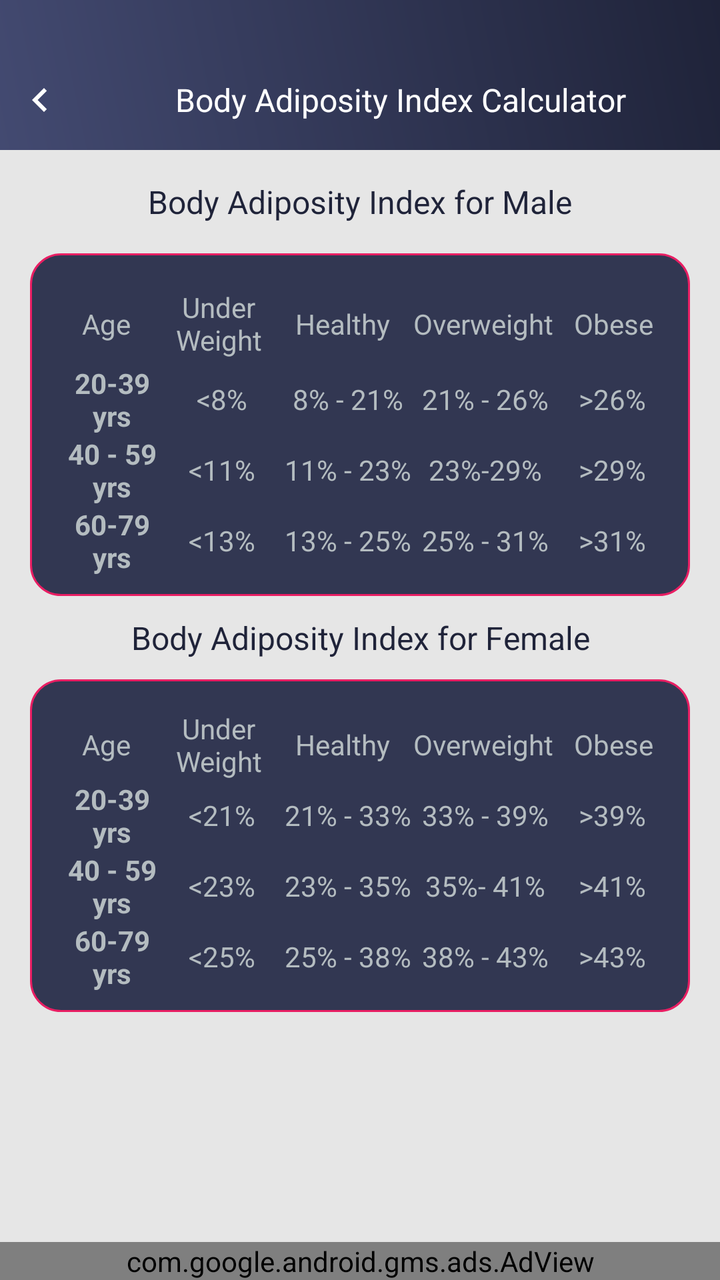
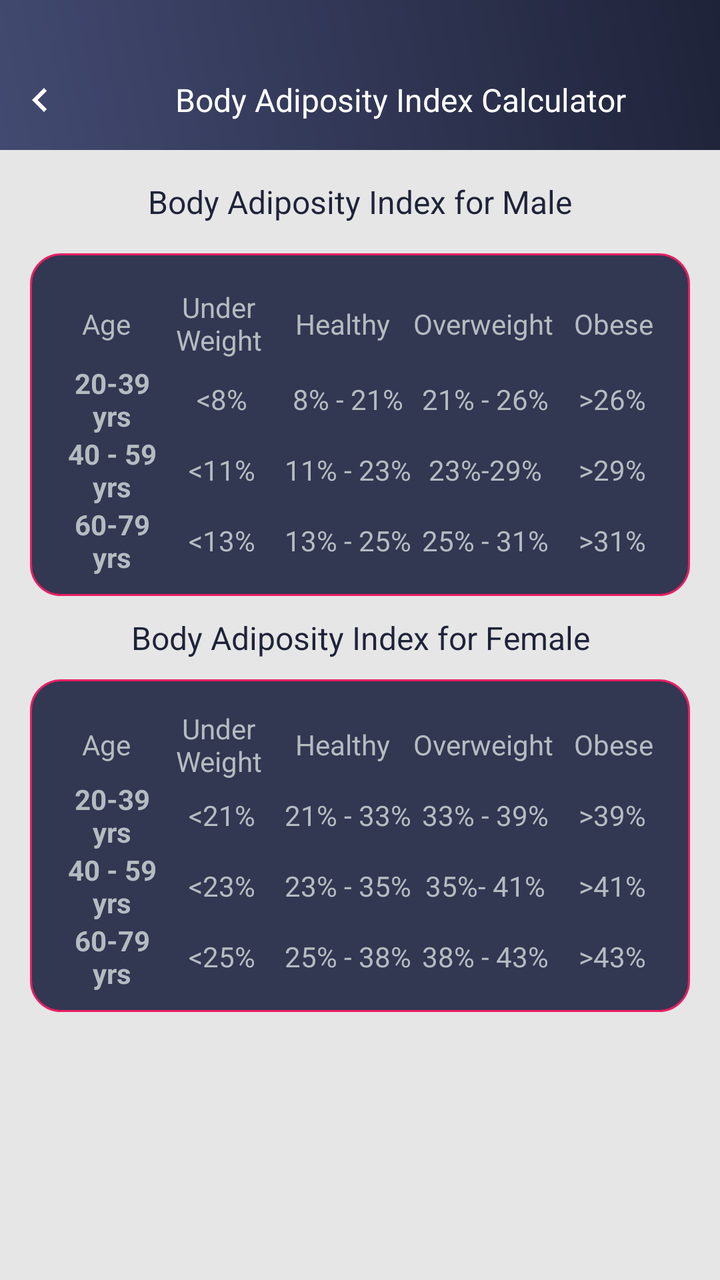

Compare the two renders of this Android layout. The source of the first and the diff that turns it into the second are given below.
<!-- AndroidManifest.xml: application theme AppTheme -->
<!-- res/layout/body_adiposity_index_chart.xml -->
<?xml version="1.0" encoding="utf-8"?>
<RelativeLayout xmlns:android="http://schemas.android.com/apk/res/android"
    xmlns:aapt="http://schemas.android.com/aapt"
    xmlns:app="http://schemas.android.com/apk/res-auto"
    android:layout_width="match_parent"
    android:layout_height="match_parent"
    android:background="@color/gray_color"
    android:orientation="vertical">

    <RelativeLayout
        android:id="@+id/rela1"
        android:background="@drawable/a1_grad"
        android:layout_width="match_parent"
        android:layout_height="wrap_content">

    <ImageView
        android:id="@+id/iv_back"
        android:layout_width="40dp"
        android:layout_height="40dp"
        android:layout_alignParentLeft="true"
        android:layout_alignParentTop="true"
        android:layout_marginTop="30dp"
        android:padding="8dp"
        android:src="@drawable/ic_chevron_left_white_24dp"/>


    <TextView
        android:id="@+id/tv_title"
        android:layout_width="match_parent"
        android:layout_height="40dp"
        android:layout_marginTop="30dp"
        android:layout_toRightOf="@+id/iv_back"
        android:gravity="center"
        android:layout_marginBottom="5dp"
        android:text="@string/bai_title"
        android:textColor="@color/white"
        android:textSize="@dimen/textsize_16" />
    </RelativeLayout>
    
    <ScrollView
        android:layout_width="match_parent"
        android:layout_height="match_parent"
        android:layout_above="@+id/ad_layout"
        android:layout_below="@+id/rela1">

        <LinearLayout
            android:layout_width="match_parent"
            android:layout_height="match_parent"
            android:orientation="vertical">

            <TextView
                android:id="@+id/tv_cal_require"
                android:layout_width="match_parent"
                android:layout_height="wrap_content"
                android:layout_marginTop="10dp"
                android:gravity="center"
                android:layout_marginBottom="10dp"
                android:padding="5dp"
                android:text="@string/bai_male"
                android:textColor="@color/colorPrimaryDark"
                android:textSize="@dimen/textsize_16" />

            <LinearLayout
                android:layout_width="match_parent"
                android:layout_height="wrap_content"
                android:layout_marginLeft="15dp"
                android:layout_marginRight="15dp"
                android:background="@drawable/corner1"
                android:padding="10dp"
                android:orientation="vertical">

                <LinearLayout
                    android:layout_width="match_parent"
                    android:layout_height="wrap_content"
                    android:layout_marginTop="5dp">

                    <TextView
                        android:id="@+id/tv_age"
                        android:layout_width="0dp"
                        android:layout_height="match_parent"
                        android:layout_weight="1"
                        android:gravity="center"
                        android:padding="5dp"
                        android:text="@string/Age"
                        android:textColor="@color/textColor"
                        android:textSize="@dimen/textsize_14" />

                    <TextView
                        android:id="@+id/tv_sedentary"
                        android:layout_width="0dp"
                        android:layout_height="match_parent"
                        android:layout_weight="1"
                        android:gravity="center"
                        android:text="@string/Under_Weight"
                        android:textColor="@color/textColor"
                        android:textSize="@dimen/textsize_14" />

                    <TextView
                        android:id="@+id/tv_lowactivity"
                        android:layout_width="0dp"
                        android:layout_height="match_parent"
                        android:layout_weight="1.2"
                        android:gravity="center"
                        android:padding="5dp"
                        android:text="@string/bai_healthy"
                        android:textColor="@color/textColor"
                        android:textSize="@dimen/textsize_14" />

                    <TextView
                        android:id="@+id/tv_Active"
                        android:layout_width="0dp"
                        android:layout_height="match_parent"
                        android:layout_weight="1.3"
                        android:gravity="center"
                        android:text="@string/Overweight"
                        android:textColor="@color/textColor"
                        android:textSize="@dimen/textsize_14" />

                    <TextView
                        android:id="@+id/tv_obesed"
                        android:layout_width="0dp"
                        android:layout_height="match_parent"
                        android:layout_weight="1"
                        android:gravity="center"
                        android:padding="5dp"
                        android:text="@string/Obese"
                        android:textColor="@color/textColor"
                        android:textSize="@dimen/textsize_14" />
                </LinearLayout>

                <LinearLayout
                    android:layout_width="match_parent"
                    android:layout_height="wrap_content">

                    <TextView
                        android:id="@+id/tv_age1_male"
                        android:layout_width="0dp"
                        android:layout_height="match_parent"
                        android:layout_weight="1"
                        android:gravity="center"
                        android:paddingLeft="5dp"
                        android:text="20-39 yrs"
                        android:textColor="@color/textColor"
                        android:textStyle="bold" />

                    <TextView
                        android:id="@+id/tv_male_underweight1"
                        android:layout_width="0dp"
                        android:layout_height="match_parent"
                        android:layout_weight="1"
                        android:gravity="center"
                        android:text="&lt;8%"
                        android:textColor="@color/textColor" />

                    <TextView
                        android:id="@+id/tv_male_healthy1"
                        android:layout_width="0dp"
                        android:layout_height="match_parent"
                        android:layout_weight="1.2"
                        android:gravity="center"
                        android:text="8% - 21%"
                        android:textColor="@color/textColor" />

                    <TextView
                        android:id="@+id/tv_male_overweight1"
                        android:layout_width="0dp"
                        android:layout_height="match_parent"
                        android:layout_weight="1.2"
                        android:gravity="center"
                        android:text="21% - 26%"
                        android:textColor="@color/textColor" />

                    <TextView
                        android:id="@+id/tv_male_obese1"
                        android:layout_width="0dp"
                        android:layout_height="match_parent"
                        android:layout_weight="1"
                        android:gravity="center"
                        android:text="&gt;26%"
                        android:textColor="@color/textColor" />
                </LinearLayout>

                <LinearLayout
                    android:layout_width="match_parent"
                    android:layout_height="wrap_content">

                    <TextView
                        android:id="@+id/tv_age2_male"
                        android:layout_width="0dp"
                        android:layout_height="match_parent"
                        android:layout_weight="1"
                        android:gravity="center"
                        android:paddingLeft="5dp"
                        android:text="40 - 59 yrs"
                        android:textColor="@color/textColor"
                        android:textSize="@dimen/textsize_14"
                        android:textStyle="bold" />

                    <TextView
                        android:id="@+id/tv_male_underweight2"
                        android:layout_width="0dp"
                        android:layout_height="match_parent"
                        android:layout_weight="1"
                        android:gravity="center"
                        android:text="&lt;11%"
                        android:textColor="@color/textColor"
                        android:textSize="@dimen/textsize_14" />

                    <TextView
                        android:id="@+id/tv_male_healthy2"
                        android:layout_width="0dp"
                        android:layout_height="match_parent"
                        android:layout_weight="1.2"
                        android:gravity="center"
                        android:text="11% - 23%"
                        android:textColor="@color/textColor"
                        android:textSize="@dimen/textsize_14" />

                    <TextView
                        android:id="@+id/tv_male_overweight2"
                        android:layout_width="0dp"
                        android:layout_height="match_parent"
                        android:layout_weight="1.2"
                        android:gravity="center"
                        android:text="23%-29%"
                        android:textColor="@color/textColor"
                        android:textSize="@dimen/textsize_14" />

                    <TextView
                        android:id="@+id/tv_male_obese2"
                        android:layout_width="0dp"
                        android:layout_height="match_parent"
                        android:layout_weight="1"
                        android:gravity="center"
                        android:text="&gt;29%"
                        android:textColor="@color/textColor"
                        android:textSize="@dimen/textsize_14" />
                </LinearLayout>

                <LinearLayout
                    android:layout_width="match_parent"
                    android:layout_height="wrap_content">

                    <TextView
                        android:id="@+id/tv_age3_male"
                        android:layout_width="0dp"
                        android:layout_height="match_parent"
                        android:layout_weight="1"
                        android:gravity="center"
                        android:paddingLeft="5dp"
                        android:text="60-79 yrs"
                        android:textColor="@color/textColor"
                        android:textSize="@dimen/textsize_14"
                        android:textStyle="bold" />

                    <TextView
                        android:id="@+id/tv_male_underweight3"
                        android:layout_width="0dp"
                        android:layout_height="match_parent"
                        android:layout_weight="1"
                        android:gravity="center"
                        android:text="&lt;13%"
                        android:textColor="@color/textColor"
                        android:textSize="@dimen/textsize_14" />

                    <TextView
                        android:id="@+id/tv_male_healthy3"
                        android:layout_width="0dp"
                        android:layout_height="match_parent"
                        android:layout_weight="1.2"
                        android:gravity="center"
                        android:text="13% - 25%"
                        android:textColor="@color/textColor"
                        android:textSize="@dimen/textsize_14" />

                    <TextView
                        android:id="@+id/tv_male_overweight3"
                        android:layout_width="0dp"
                        android:layout_height="match_parent"
                        android:layout_weight="1.2"
                        android:gravity="center"
                        android:text="25% - 31%"
                        android:textColor="@color/textColor"
                        android:textSize="@dimen/textsize_14" />

                    <TextView
                        android:id="@+id/tv_male_obese3"
                        android:layout_width="0dp"
                        android:layout_height="match_parent"
                        android:layout_weight="1"
                        android:gravity="center"
                        android:text="&gt;31%"
                        android:textColor="@color/textColor"
                        android:textSize="@dimen/textsize_14" />
                </LinearLayout>
            </LinearLayout>

            <TextView
                android:id="@+id/tv_cal_require_male"
                android:layout_width="match_parent"
                android:layout_height="wrap_content"
                android:layout_marginTop="10dp"
                android:gravity="center"
                android:text="@string/bai_female"
                android:layout_marginBottom="10dp"
                android:textColor="@color/colorPrimaryDark"
                android:textSize="@dimen/textsize_16" />

            <LinearLayout
                android:layout_width="match_parent"
                android:layout_height="wrap_content"
                android:layout_marginLeft="15dp"
                android:layout_marginRight="15dp"
                android:layout_marginBottom="15dp"
                android:background="@drawable/corner1"
                android:padding="10dp"
                android:orientation="vertical">

                <LinearLayout
                    android:layout_width="match_parent"
                    android:layout_height="wrap_content"
                    android:layout_marginTop="5dp">

                    <TextView
                        android:id="@+id/tv_age_male"
                        android:layout_width="0dp"
                        android:layout_height="match_parent"
                        android:layout_weight="1"
                        android:gravity="center"
                        android:text="@string/Age"
                        android:textColor="@color/textColor"
                        android:textSize="@dimen/textsize_14" />

                    <TextView
                        android:id="@+id/tv_sedentary_male"
                        android:layout_width="0dp"
                        android:layout_height="match_parent"
                        android:layout_weight="1"
                        android:gravity="center"
                        android:text="@string/Under_Weight"
                        android:textColor="@color/textColor"
                        android:textSize="@dimen/textsize_14" />

                    <TextView
                        android:id="@+id/tv_lowactivity_male"
                        android:layout_width="0dp"
                        android:layout_height="match_parent"
                        android:layout_weight="1.2"
                        android:gravity="center"
                        android:text="@string/bai_healthy"
                        android:textColor="@color/textColor"
                        android:textSize="@dimen/textsize_14" />

                    <TextView
                        android:id="@+id/tv_Active_male"
                        android:layout_width="0dp"
                        android:layout_height="match_parent"
                        android:layout_weight="1.3"
                        android:gravity="center"
                        android:text="@string/Overweight"
                        android:textColor="@color/textColor"
                        android:textSize="@dimen/textsize_14" />

                    <TextView
                        android:id="@+id/tv_obesed_male"
                        android:layout_width="0dp"
                        android:layout_height="match_parent"
                        android:layout_weight="1"
                        android:gravity="center"
                        android:text="@string/Obese"
                        android:textColor="@color/textColor"
                        android:textSize="@dimen/textsize_14" />
                </LinearLayout>

                <LinearLayout
                    android:layout_width="match_parent"
                    android:layout_height="wrap_content">

                    <TextView
                        android:id="@+id/tv_age1_female"
                        android:layout_width="0dp"
                        android:layout_height="match_parent"
                        android:layout_weight="1"
                        android:gravity="center"
                        android:paddingLeft="5dp"
                        android:text="20-39 yrs"
                        android:textColor="@color/textColor"
                        android:textSize="@dimen/textsize_14"
                        android:textStyle="bold" />

                    <TextView
                        android:id="@+id/tv_female_underweight1"
                        android:layout_width="0dp"
                        android:layout_height="match_parent"
                        android:layout_weight="1"
                        android:gravity="center"
                        android:text="&lt;21%"
                        android:textColor="@color/textColor"
                        android:textSize="@dimen/textsize_14" />

                    <TextView
                        android:id="@+id/tv_female_healthy1"
                        android:layout_width="0dp"
                        android:layout_height="match_parent"
                        android:layout_weight="1.2"
                        android:gravity="center"
                        android:text="21% - 33%"
                        android:textColor="@color/textColor"
                        android:textSize="@dimen/textsize_14" />

                    <TextView
                        android:id="@+id/tv_female_overweight1"
                        android:layout_width="0dp"
                        android:layout_height="match_parent"
                        android:layout_weight="1.2"
                        android:gravity="center"
                        android:text="33% - 39%"
                        android:textColor="@color/textColor"
                        android:textSize="@dimen/textsize_14" />

                    <TextView
                        android:id="@+id/tv_female_obese1"
                        android:layout_width="0dp"
                        android:layout_height="match_parent"
                        android:layout_weight="1"
                        android:gravity="center"
                        android:text="&gt;39%"
                        android:textColor="@color/textColor"
                        android:textSize="@dimen/textsize_14" />
                </LinearLayout>

                <LinearLayout
                    android:layout_width="match_parent"
                    android:layout_height="wrap_content">

                    <TextView
                        android:id="@+id/tv_age2_female"
                        android:layout_width="0dp"
                        android:layout_height="match_parent"
                        android:layout_weight="1"
                        android:gravity="center"
                        android:paddingLeft="5dp"
                        android:text="40 - 59 yrs"
                        android:textColor="@color/textColor"
                        android:textSize="@dimen/textsize_14"
                        android:textStyle="bold" />

                    <TextView
                        android:id="@+id/tv_female_underweight2"
                        android:layout_width="0dp"
                        android:layout_height="match_parent"
                        android:layout_weight="1"
                        android:gravity="center"
                        android:text="&lt;23%"
                        android:textColor="@color/textColor"
                        android:textSize="@dimen/textsize_14" />

                    <TextView
                        android:id="@+id/tv_female_healthy2"
                        android:layout_width="0dp"
                        android:layout_height="match_parent"
                        android:layout_weight="1.2"
                        android:gravity="center"
                        android:text="23% - 35%"
                        android:textColor="@color/textColor"
                        android:textSize="@dimen/textsize_14" />

                    <TextView
                        android:id="@+id/tv_female_overweight2"
                        android:layout_width="0dp"
                        android:layout_height="match_parent"
                        android:layout_weight="1.2"
                        android:gravity="center"
                        android:text="35%- 41%"
                        android:textColor="@color/textColor"
                        android:textSize="@dimen/textsize_14" />

                    <TextView
                        android:id="@+id/tv_female_obese2"
                        android:layout_width="0dp"
                        android:layout_height="match_parent"
                        android:layout_weight="1"
                        android:gravity="center"
                        android:text="&gt;41%"
                        android:textColor="@color/textColor"
                        android:textSize="@dimen/textsize_14" />
                </LinearLayout>

                <LinearLayout
                    android:layout_width="match_parent"
                    android:layout_height="wrap_content">

                    <TextView
                        android:id="@+id/tv_age3_female"
                        android:layout_width="0dp"
                        android:layout_height="match_parent"
                        android:layout_weight="1"
                        android:gravity="center"
                        android:paddingLeft="5dp"
                        android:text="60-79 yrs"
                        android:textColor="@color/textColor"
                        android:textSize="@dimen/textsize_14"
                        android:textStyle="bold" />

                    <TextView
                        android:id="@+id/tv_female_underweight3"
                        android:layout_width="0dp"
                        android:layout_height="match_parent"
                        android:layout_weight="1"
                        android:gravity="center"
                        android:text="&lt;25%"
                        android:textColor="@color/textColor"
                        android:textSize="@dimen/textsize_14" />

                    <TextView
                        android:id="@+id/tv_female_healthy3"
                        android:layout_width="0dp"
                        android:layout_height="match_parent"
                        android:layout_weight="1.2"
                        android:gravity="center"
                        android:text="25% - 38%"
                        android:textColor="@color/textColor"
                        android:textSize="@dimen/textsize_14" />

                    <TextView
                        android:id="@+id/tv_female_overweight3"
                        android:layout_width="0dp"
                        android:layout_height="match_parent"
                        android:layout_weight="1.2"
                        android:gravity="center"
                        android:text="38% - 43%"
                        android:textColor="@color/textColor"
                        android:textSize="@dimen/textsize_14" />

                    <TextView
                        android:id="@+id/tv_female_obese3"
                        android:layout_width="0dp"
                        android:layout_height="match_parent"
                        android:layout_weight="1"
                        android:gravity="center"
                        android:text="&gt;43%"
                        android:textColor="@color/textColor"
                        android:textSize="@dimen/textsize_14" />
                </LinearLayout>
            </LinearLayout>
        </LinearLayout>
    </ScrollView>

    <include
        android:id="@+id/ad_layout"
        layout="@layout/native_ad"
        android:layout_width="match_parent"
        android:layout_height="wrap_content"
        android:layout_alignParentBottom="true" />
</RelativeLayout>
<!-- res/layout/native_ad.xml (included above) -->
<?xml version="1.0" encoding="utf-8"?>
<LinearLayout xmlns:android="http://schemas.android.com/apk/res/android"
    xmlns:aapt="http://schemas.android.com/aapt"
    xmlns:app="http://schemas.android.com/apk/res-auto"
    android:layout_width="match_parent"
    android:layout_height="wrap_content"
    android:orientation="vertical">

    <com.google.android.gms.ads.AdView
        android:id="@+id/adView"
        android:layout_width="match_parent"
        android:layout_height="wrap_content"
        android:layout_above="@+id/ll_footer_menu"
        app:adSize="BANNER"
        app:adUnitId="@string/banner_ad_three" />
</LinearLayout>
<!-- resources referenced by this layout -->
<resources>
  <color name="colorPrimaryDark">#1F2339</color>
  <color name="gray_color">#E6E6E6</color>
  <color name="textColor">#ffb4bcc0</color>
  <color name="white">#ffffff</color>
  <dimen name="textsize_14">14sp</dimen>
  <dimen name="textsize_16">16sp</dimen>
  <!-- drawable a1_grad (drawable) -->
  <?xml version="1.0" encoding="utf-8"?>
  <shape xmlns:android="http://schemas.android.com/apk/res/android">
      <gradient
          android:angle="225"
          android:endColor="#434A71"
          android:startColor="#1F2339" />
  
  
  </shape>
  <!-- drawable corner1 (drawable) -->
  <?xml version="1.0" encoding="utf-8"?>
  <shape xmlns:android="http://schemas.android.com/apk/res/android"
      android:shape="rectangle">
  
  
      <stroke
          android:width="1dp"
          android:color="#E91E63"/>
  
      <corners android:radius="15dp"/>
  
      <solid
          android:color="#323752"/>
  
  </shape>
  <!-- drawable ic_chevron_left_white_24dp (drawable) -->
  <vector android:height="24dp" android:tint="#FFFFFF"
      android:viewportHeight="24" android:viewportWidth="24"
      android:width="24dp" xmlns:android="http://schemas.android.com/apk/res/android">
      <path android:fillColor="@android:color/white" android:pathData="M15.41,7.41L14,6l-6,6 6,6 1.41,-1.41L10.83,12z"/>
  </vector>
  <string name="Age">Age</string>
  <string name="Obese">Obese</string>
  <string name="Overweight">Overweight</string>
  <string name="Under_Weight">Under Weight</string>
  <string name="bai_female">Body Adiposity Index for Female</string>
  <string name="bai_healthy">Healthy</string>
  <string name="bai_male">Body Adiposity Index for Male</string>
  <string name="bai_title">Body Adiposity Index Calculator</string>
  <string name="banner_ad_three">ca-app-pub-2957577039807154/7696956496</string>
  <style name="AppTheme" parent="Theme.AppCompat.Light.DarkActionBar">
          
          <item name="colorPrimary">@color/colorPrimary</item>
          <item name="colorPrimaryDark">@color/colorPrimaryDark</item>
          <item name="colorAccent">@color/colorAccent</item>
      </style>
  <color name="colorPrimary">#434A71</color>
  <color name="colorAccent">#1F2339</color>
</resources>

<!-- the commit's change to res/layout/body_adiposity_index_chart.xml (unified diff, before → after) -->
@@ -546,27 +546,14 @@
         </LinearLayout>
     </ScrollView>
 
-    <include
-        android:id="@+id/ad_layout"
-        layout="@layout/native_ad"
+   
+
+    <LinearLayout
+        android:id="@+id/normal_ad_include"
         android:layout_width="match_parent"
         android:layout_height="wrap_content"
-        android:layout_alignParentBottom="true" />
+        android:orientation="vertical"
+        android:gravity="center"
+        android:layout_alignParentBottom="true"/>
+
 </RelativeLayout>
-<!-- res/layout/native_ad.xml (included above) -->
-<?xml version="1.0" encoding="utf-8"?>
-<LinearLayout xmlns:android="http://schemas.android.com/apk/res/android"
-    xmlns:aapt="http://schemas.android.com/aapt"
-    xmlns:app="http://schemas.android.com/apk/res-auto"
-    android:layout_width="match_parent"
-    android:layout_height="wrap_content"
-    android:orientation="vertical">
-
-    <com.google.android.gms.ads.AdView
-        android:id="@+id/adView"
-        android:layout_width="match_parent"
-        android:layout_height="wrap_content"
-        android:layout_above="@+id/ll_footer_menu"
-        app:adSize="BANNER"
-        app:adUnitId="@string/banner_ad_three" />
-</LinearLayout>
<!-- resource entries referenced after the edit -->
@@ -46,7 +46,6 @@
   <string name="bai_healthy">Healthy</string>
   <string name="bai_male">Body Adiposity Index for Male</string>
   <string name="bai_title">Body Adiposity Index Calculator</string>
-  <string name="banner_ad_three">ca-app-pub-2957577039807154/7696956496</string>
   <style name="AppTheme" parent="Theme.AppCompat.Light.DarkActionBar">
           
           <item name="colorPrimary">@color/colorPrimary</item>
